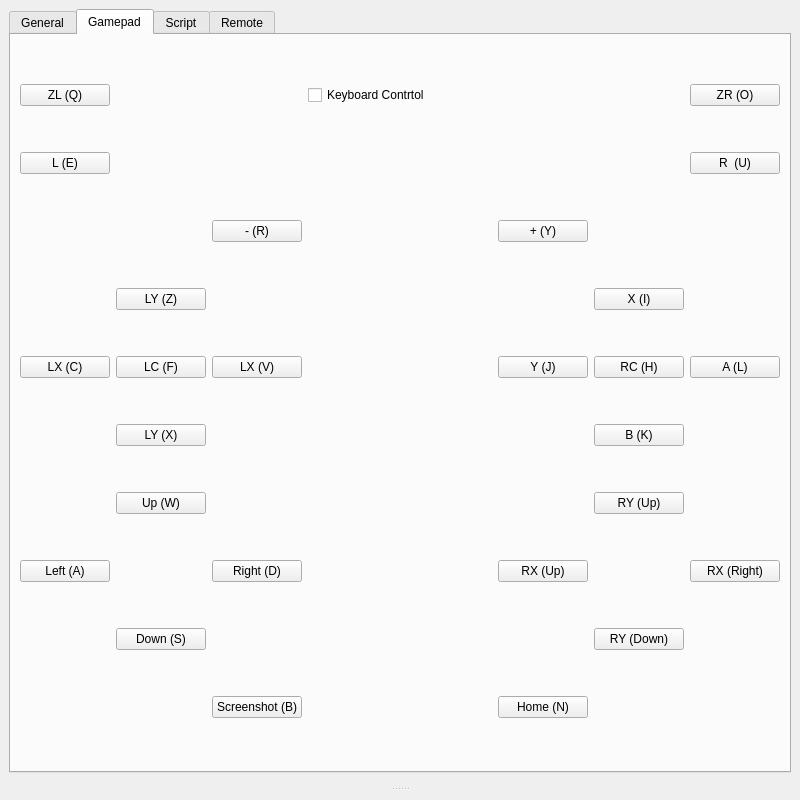
Qt form gamepad.ui (zhengran14/SwitchGamepad) before a commit.
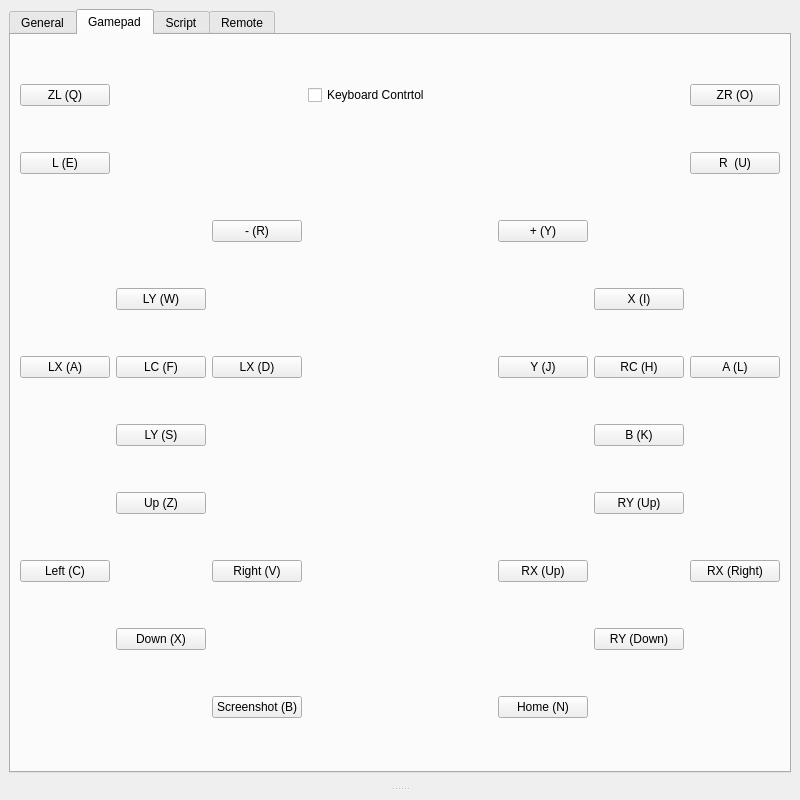
The same form after that commit. The open tabs and pages were chosen to show the change. Custom widgets are drawn as their Qt base class.

Commit message: Adjust key

```diff
--- a/gamepad.ui
+++ b/gamepad.ui
@@ -327,7 +327,7 @@
                <enum>Qt::NoFocus</enum>
               </property>
               <property name="text">
-               <string>LX (C)</string>
+               <string>LX (A)</string>
               </property>
              </widget>
             </item>
@@ -481,7 +481,7 @@
                <enum>Qt::NoFocus</enum>
               </property>
               <property name="text">
-               <string>Up (W)</string>
+               <string>Up (Z)</string>
               </property>
              </widget>
             </item>
@@ -503,7 +503,7 @@
                <enum>Qt::NoFocus</enum>
               </property>
               <property name="text">
-               <string>LY (Z)</string>
+               <string>LY (W)</string>
               </property>
              </widget>
             </item>
@@ -569,7 +569,7 @@
                <enum>Qt::NoFocus</enum>
               </property>
               <property name="text">
-               <string>LY (X)</string>
+               <string>LY (S)</string>
               </property>
              </widget>
             </item>
@@ -591,7 +591,7 @@
                <enum>Qt::NoFocus</enum>
               </property>
               <property name="text">
-               <string>Down (S)</string>
+               <string>Down (X)</string>
               </property>
              </widget>
             </item>
@@ -613,7 +613,7 @@
                <enum>Qt::NoFocus</enum>
               </property>
               <property name="text">
-               <string>Right (D)</string>
+               <string>Right (V)</string>
               </property>
              </widget>
             </item>
@@ -701,7 +701,7 @@
                <enum>Qt::NoFocus</enum>
               </property>
               <property name="text">
-               <string>LX (V)</string>
+               <string>LX (D)</string>
               </property>
              </widget>
             </item>
@@ -821,7 +821,7 @@
                <enum>Qt::NoFocus</enum>
               </property>
               <property name="text">
-               <string>Left (A)</string>
+               <string>Left (C)</string>
               </property>
              </widget>
             </item>
```
The commit also changes 1 other file.
